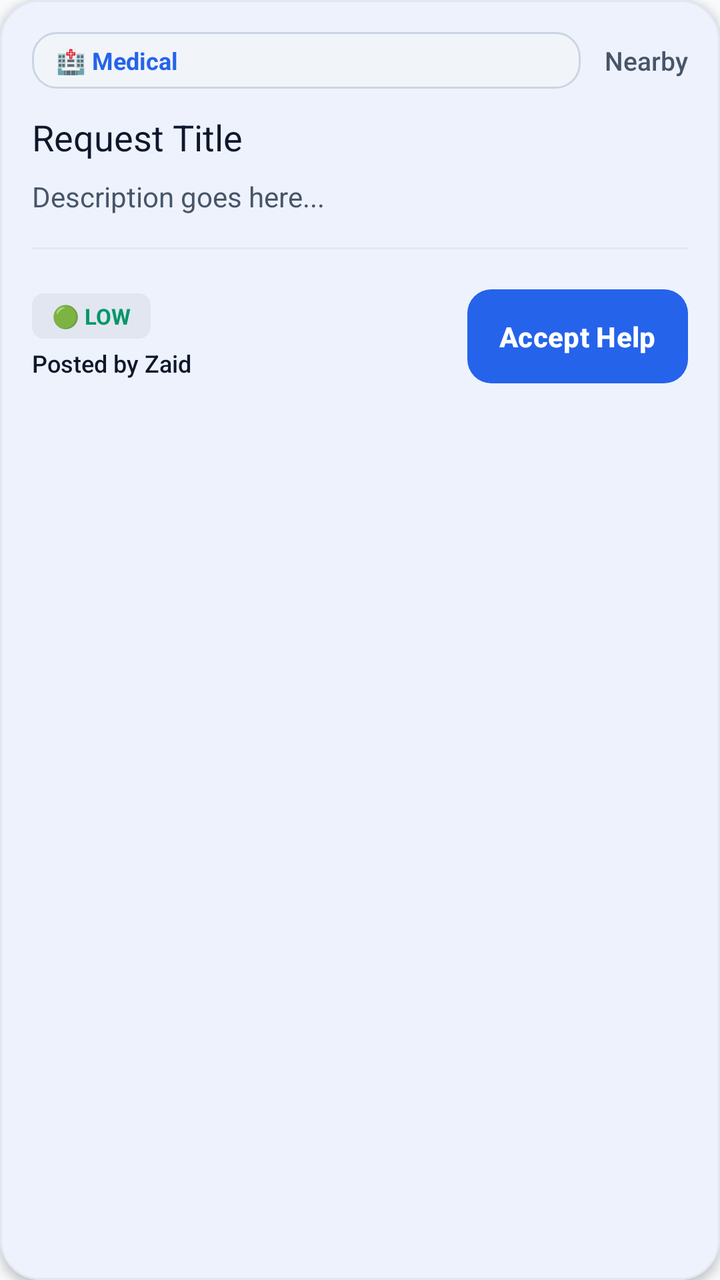
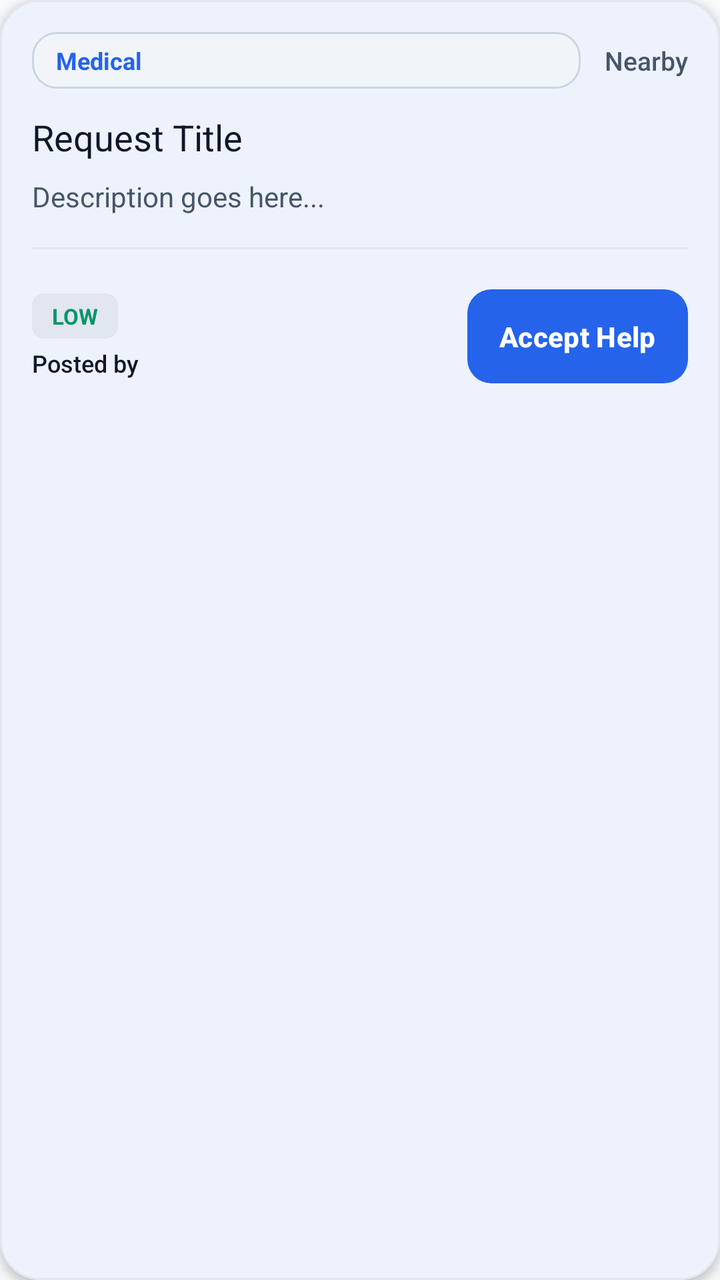

Screens rendered from an Android XML layout before and after an edit, with the pre-edit source and the edit as a unified diff.
<!-- AndroidManifest.xml: application theme Theme.NeighbourHelpNetwork -->
<!-- res/layout/item_help_request.xml -->
<?xml version="1.0" encoding="utf-8"?>
<com.google.android.material.card.MaterialCardView
    xmlns:android="http://schemas.android.com/apk/res/android"
    xmlns:app="http://schemas.android.com/apk/res-auto"
    android:id="@+id/cardRequest"
    android:layout_width="match_parent"
    android:layout_height="wrap_content"
    android:layout_marginStart="16dp"
    android:layout_marginTop="8dp"
    android:layout_marginEnd="16dp"
    android:layout_marginBottom="8dp"
    app:cardBackgroundColor="@color/colorSurface"
    app:cardCornerRadius="20dp"
    app:cardElevation="3dp"
    app:strokeColor="@color/colorDivider"
    app:strokeWidth="1dp">

    <LinearLayout
        android:layout_width="match_parent"
        android:layout_height="wrap_content"
        android:orientation="vertical"
        android:padding="16dp">

        
        <LinearLayout
            android:layout_width="match_parent"
            android:layout_height="wrap_content"
            android:gravity="center_vertical"
            android:layout_marginBottom="12dp"
            android:orientation="horizontal">

            <TextView
                android:id="@+id/tvCategory"
                android:layout_width="0dp"
                android:layout_height="wrap_content"
                android:layout_weight="1"
                android:background="@drawable/bg_badge"
                android:ellipsize="end"
                android:maxLines="1"
                android:paddingStart="12dp"
                android:paddingTop="6dp"
                android:paddingEnd="12dp"
                android:paddingBottom="6dp"
                android:text="🏥 Medical"
                android:textColor="@color/colorPrimary"
                android:textSize="12sp"
                android:textStyle="bold" />

            <TextView
                android:id="@+id/tvDistance"
                android:layout_width="wrap_content"
                android:layout_height="wrap_content"
                android:layout_marginStart="12dp"
                android:fontFamily="sans-serif-medium"
                android:text="Nearby"
                android:textColor="@color/colorTextSecondary"
                android:textSize="13sp" />

        </LinearLayout>

        
        <TextView
            android:id="@+id/tvRequestTitle"
            android:layout_width="match_parent"
            android:layout_height="wrap_content"
            android:layout_marginBottom="8dp"
            android:ellipsize="end"
            android:fontFamily="sans-serif-bold"
            android:maxLines="2"
            android:text="Request Title"
            android:textColor="@color/colorTextPrimary"
            android:textSize="18sp" />

        
        <TextView
            android:id="@+id/tvRequestDescription"
            android:layout_width="match_parent"
            android:layout_height="wrap_content"
            android:layout_marginBottom="16dp"
            android:ellipsize="end"
            android:maxLines="3"
            android:text="Description goes here..."
            android:textColor="@color/colorTextSecondary"
            android:textSize="14sp"
            android:lineSpacingExtra="3dp" />

        
        <View
            android:layout_width="match_parent"
            android:layout_height="1dp"
            android:layout_marginBottom="16dp"
            android:background="@color/colorDivider" />

        
        <LinearLayout
            android:layout_width="match_parent"
            android:layout_height="wrap_content"
            android:gravity="center_vertical"
            android:orientation="horizontal">

            <LinearLayout
                android:layout_width="0dp"
                android:layout_height="wrap_content"
                android:layout_weight="1"
                android:orientation="vertical">

                <TextView
                    android:id="@+id/tvUrgencyLevel"
                    android:layout_width="wrap_content"
                    android:layout_height="wrap_content"
                    android:layout_marginBottom="4dp"
                    android:background="@drawable/bg_urgency_badge"
                    android:paddingStart="10dp"
                    android:paddingTop="4dp"
                    android:paddingEnd="10dp"
                    android:paddingBottom="4dp"
                    android:text="🟢 LOW"
                    android:textColor="@color/colorAccent"
                    android:textSize="11sp"
                    android:textStyle="bold" />

                <TextView
                    android:id="@+id/tvPostedBy"
                    android:layout_width="wrap_content"
                    android:layout_height="wrap_content"
                    android:fontFamily="sans-serif-medium"
                    android:text="Posted by Zaid"
                    android:textColor="@color/colorTextPrimary"
                    android:textSize="12sp" />

            </LinearLayout>

            
            <LinearLayout
                android:layout_width="wrap_content"
                android:layout_height="wrap_content"
                android:orientation="horizontal"
                android:gravity="end">

                
                <com.google.android.material.button.MaterialButton
                    android:id="@+id/btnChatRequest"
                    style="@style/Widget.MaterialComponents.Button.TextButton.Icon"
                    android:layout_width="40dp"
                    android:layout_height="wrap_content"
                    android:visibility="gone"
                    app:icon="@drawable/ic_chat"
                    app:iconTint="@color/colorPrimary"
                    android:padding="0dp"
                    app:iconPadding="0dp" />

                
                <com.google.android.material.button.MaterialButton
                    android:id="@+id/btnEditRequest"
                    style="@style/Widget.MaterialComponents.Button.TextButton.Icon"
                    android:layout_width="40dp"
                    android:layout_height="wrap_content"
                    android:visibility="gone"
                    app:icon="@android:drawable/ic_menu_edit"
                    app:iconTint="@color/colorPrimary"
                    android:padding="0dp"
                    app:iconPadding="0dp" />

                
                <com.google.android.material.button.MaterialButton
                    android:id="@+id/btnDeleteRequest"
                    style="@style/Widget.MaterialComponents.Button.TextButton.Icon"
                    android:layout_width="40dp"
                    android:layout_height="wrap_content"
                    android:layout_marginStart="4dp"
                    android:visibility="gone"
                    app:icon="@android:drawable/ic_menu_delete"
                    app:iconTint="@color/colorEmergency"
                    android:padding="0dp"
                    app:iconPadding="0dp" />

                
                <com.google.android.material.button.MaterialButton
                    android:id="@+id/btnMainAction"
                    style="@style/Widget.NHN.Button.Primary"
                    android:layout_width="wrap_content"
                    android:layout_height="wrap_content"
                    android:layout_marginStart="8dp"
                    android:paddingStart="16dp"
                    android:paddingEnd="16dp"
                    android:text="@string/btn_accept_help"
                    android:textAllCaps="false"
                    android:textSize="14sp" />
            </LinearLayout>

        </LinearLayout>

    </LinearLayout>

</com.google.android.material.card.MaterialCardView>
<!-- resources referenced by this layout -->
<resources>
  <color name="colorAccent">#059669</color>
  <color name="colorDivider">#E2E8F0</color>
  <color name="colorEmergency">#DC2626</color>
  <color name="colorPrimary">#2563EB</color>
  <color name="colorSurface">#FFFFFF</color>
  <color name="colorTextPrimary">#0F172A</color>
  <color name="colorTextSecondary">#475569</color>
  <!-- drawable bg_badge (drawable) -->
  <?xml version="1.0" encoding="utf-8"?>
  <shape xmlns:android="http://schemas.android.com/apk/res/android"
      android:shape="rectangle">
      <corners android:radius="12dp" />
      <solid android:color="@color/colorSurfaceVariant" />
      <stroke
          android:width="1dp"
          android:color="@color/colorOutline" />
  </shape>
  <!-- drawable bg_urgency_badge (drawable) -->
  <?xml version="1.0" encoding="utf-8"?>
  <shape xmlns:android="http://schemas.android.com/apk/res/android"
      android:shape="rectangle">
      <corners android:radius="6dp" />
      <solid android:color="#0D000000" />
  </shape>
  <!-- drawable ic_chat (drawable) -->
  <?xml version="1.0" encoding="utf-8"?>
  <vector xmlns:android="http://schemas.android.com/apk/res/android"
      android:width="24dp"
      android:height="24dp"
      android:viewportWidth="24"
      android:viewportHeight="24">
      <path
          android:fillColor="@android:color/white"
          android:pathData="M20,2H4c-1.1,0 -2,0.9 -2,2v18l4,-4h14c1.1,0 2,-0.9 2,-2V4c0,-1.1 -0.9,-2 -2,-2zM6,9h12v2H6V9zM14,14H6v-2h8v2zM18,8H6V6h12v2z" />
  </vector>
  <string name="btn_accept_help">Accept Help</string>
  <style name="Widget.NHN.Button.Primary" parent="Widget.Material3.Button">
          <item name="backgroundTint">@color/colorPrimary</item>
          <item name="android:textColor">@color/colorOnPrimary</item>
          <item name="cornerRadius">12dp</item>
          <item name="android:paddingTop">14dp</item>
          <item name="android:paddingBottom">14dp</item>
          <item name="android:textStyle">bold</item>
          <item name="android:textSize">16sp</item>
      </style>
  <style name="Theme.NeighbourHelpNetwork" parent="Theme.Material3.Light.NoActionBar">
          
          <item name="colorPrimary">@color/colorPrimary</item>
          <item name="colorOnPrimary">@color/colorOnPrimary</item>
          <item name="colorPrimaryContainer">@color/colorSurfaceVariant</item>
          <item name="colorOnPrimaryContainer">@color/colorPrimary</item>
  
          
          <item name="colorSecondary">@color/colorAccent</item>
          <item name="colorOnSecondary">@color/colorOnAccent</item>
  
          
          <item name="android:colorBackground">@color/colorBackground</item>
          <item name="colorSurface">@color/colorSurface</item>
          <item name="colorOnSurface">@color/colorOnSurface</item>
          <item name="colorSurfaceVariant">@color/colorSurfaceVariant</item>
          <item name="colorOutline">@color/colorOutline</item>
  
          
          <item name="android:statusBarColor">@color/colorSurface</item>
          <item name="android:windowLightStatusBar">true</item>
      </style>
  <color name="colorSurfaceVariant">#F1F5F9</color>
  <color name="colorOutline">#CBD5E1</color>
  <color name="colorOnPrimary">#FFFFFF</color>
  <color name="colorOnAccent">#FFFFFF</color>
  <color name="colorBackground">#F8FAFC</color>
  <color name="colorOnSurface">#0F172A</color>
</resources>

<!-- the commit's change to res/layout/item_help_request.xml (unified diff, before → after) -->
@@ -41,7 +41,7 @@
                 android:paddingTop="6dp"
                 android:paddingEnd="12dp"
                 android:paddingBottom="6dp"
-                android:text="🏥 Medical"
+                android:text="Medical"
                 android:textColor="@color/colorPrimary"
                 android:textSize="12sp"
                 android:textStyle="bold" />
@@ -114,7 +114,7 @@
                     android:paddingTop="4dp"
                     android:paddingEnd="10dp"
                     android:paddingBottom="4dp"
-                    android:text="🟢 LOW"
+                    android:text="LOW"
                     android:textColor="@color/colorAccent"
                     android:textSize="11sp"
                     android:textStyle="bold" />
@@ -124,7 +124,7 @@
                     android:layout_width="wrap_content"
                     android:layout_height="wrap_content"
                     android:fontFamily="sans-serif-medium"
-                    android:text="Posted by Zaid"
+                    android:text="Posted by"
                     android:textColor="@color/colorTextPrimary"
                     android:textSize="12sp" />
 
